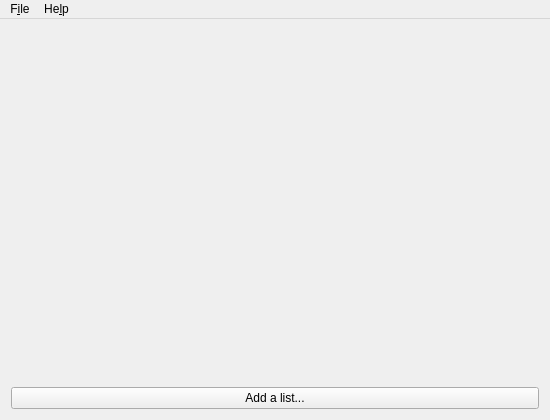
Before: the Qt Designer form mainwindow.ui in Tunous/KanaNotes, drawn with Qt 5.
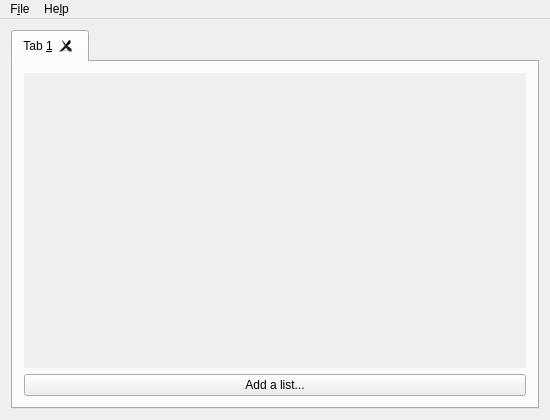
After: the same form once the commit is applied. Icons and pictures are not drawn.

```diff
--- a/mainwindow.ui
+++ b/mainwindow.ui
@@ -16,6 +16,22 @@
   <widget class="QWidget" name="centralWidget">
    <layout class="QVBoxLayout" name="verticalLayout">
     <item>
+     <widget class="QTabWidget" name="tabWidget">
+      <property name="currentIndex">
+       <number>0</number>
+      </property>
+      <property name="tabsClosable">
+       <bool>true</bool>
+      </property>
+      <property name="movable">
+       <bool>true</bool>
+      </property>
+      <widget class="QWidget" name="tab_3">
+       <attribute name="title">
+        <string>Tab &amp;1</string>
+       </attribute>
+       <layout class="QVBoxLayout" name="verticalLayout_2">
+        <item>
      <widget class="QScrollArea" name="scrollArea">
       <property name="frameShape">
        <enum>QFrame::NoFrame</enum>
@@ -73,6 +89,10 @@
     </item>
    </layout>
   </widget>
+     </widget>
+    </item>
+   </layout>
+  </widget>
   <widget class="QMenuBar" name="menuBar">
    <property name="geometry">
     <rect>
```
Left out of the diff: 36 changed lines with no effect on the pictures. Lines whose indentation alone changed are shown as unchanged.
